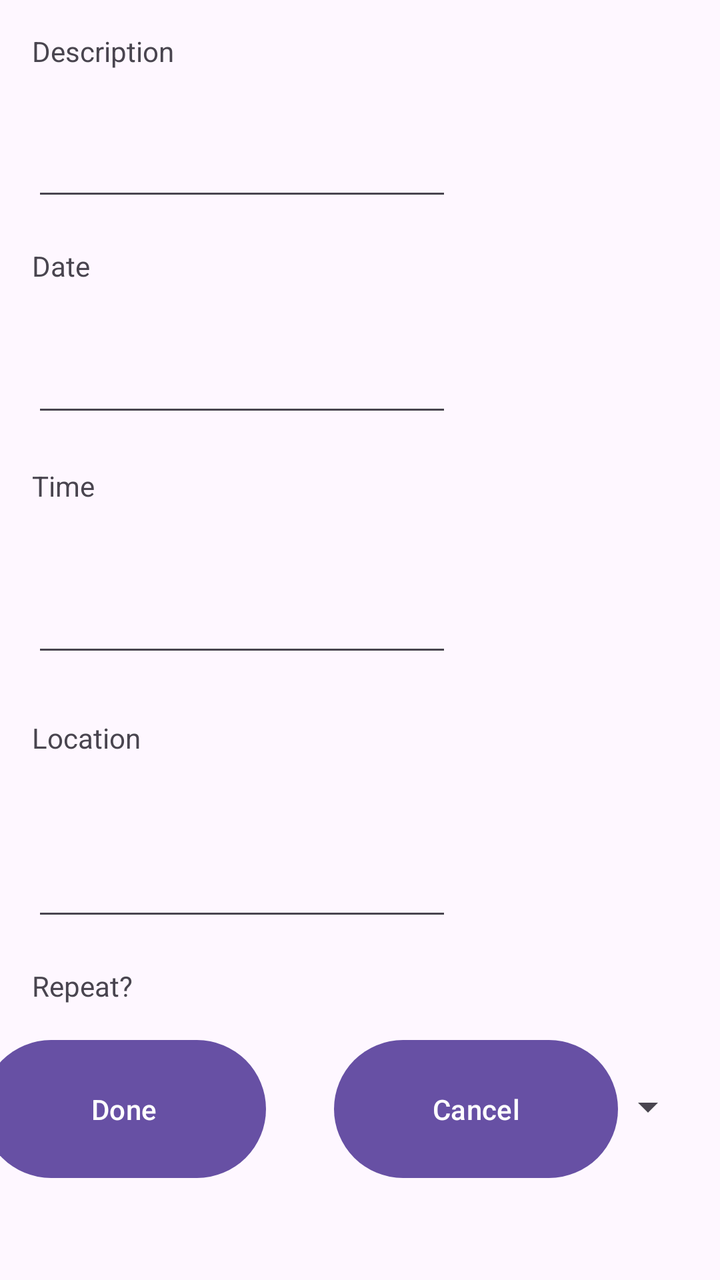
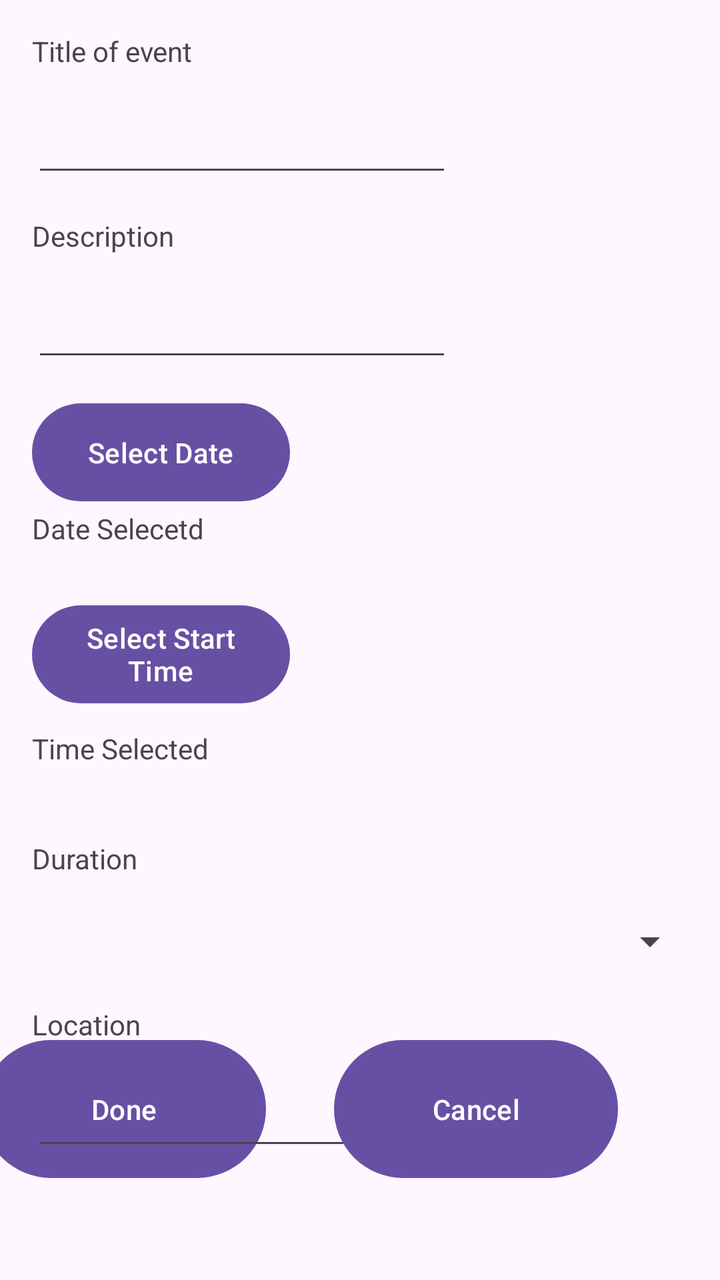

Compare the two renders of this Android layout. The source of the first and the diff that turns it into the second are given below.
<!-- AndroidManifest.xml: application theme Theme.AppInterface1 -->
<!-- res/layout/activity_set_reminders.xml -->
<?xml version="1.0" encoding="utf-8"?>
<androidx.constraintlayout.widget.ConstraintLayout xmlns:android="http://schemas.android.com/apk/res/android"
    xmlns:app="http://schemas.android.com/apk/res-auto"
    xmlns:tools="http://schemas.android.com/tools"
    android:id="@+id/main"
    android:layout_width="match_parent"
    android:layout_height="match_parent"
    tools:context=".setReminders">

  <Button
      android:id="@+id/btnDone"
      android:layout_width="142dp"
      android:layout_height="77dp"
      android:layout_marginStart="16dp"
      android:layout_marginEnd="60dp"
      android:layout_marginBottom="47dp"
      android:onClick="done"
      android:text="Done"
      app:layout_constraintBottom_toBottomOf="parent"
      app:layout_constraintEnd_toStartOf="@+id/btnCancel"
      app:layout_constraintStart_toStartOf="parent" />

  <EditText
      android:id="@+id/uiDate"
      android:layout_width="wrap_content"
      android:layout_height="wrap_content"
      android:layout_marginStart="16dp"
      android:layout_marginTop="172dp"
      android:ems="10"
      app:layout_constraintStart_toStartOf="parent"
      app:layout_constraintTop_toTopOf="parent" />

  <EditText
      android:id="@+id/uiDescription"
      android:layout_width="wrap_content"
      android:layout_height="wrap_content"
      android:layout_marginStart="16dp"
      android:layout_marginTop="12dp"
      android:ems="10"
      app:layout_constraintStart_toStartOf="parent"
      app:layout_constraintTop_toBottomOf="@+id/textDescription" />

  <EditText
      android:id="@+id/uiTime"
      android:layout_width="wrap_content"
      android:layout_height="wrap_content"
      android:layout_marginStart="16dp"
      android:layout_marginTop="292dp"
      android:ems="10"
      app:layout_constraintStart_toStartOf="parent"
      app:layout_constraintTop_toTopOf="parent" />

  <EditText
      android:id="@+id/uiLocation"
      android:layout_width="wrap_content"
      android:layout_height="wrap_content"
      android:layout_marginStart="16dp"
      android:layout_marginTop="424dp"
      android:ems="10"
      app:layout_constraintStart_toStartOf="parent"
      app:layout_constraintTop_toTopOf="parent" />

  <TextView
      android:id="@+id/textDescription"
      android:layout_width="218dp"
      android:layout_height="36dp"
      android:layout_marginStart="16dp"
      android:layout_marginTop="16dp"
      android:text="Description"
      app:layout_constraintStart_toStartOf="parent"
      app:layout_constraintTop_toTopOf="parent" />

  <TextView
      android:id="@+id/textDate"
      android:layout_width="218dp"
      android:layout_height="36dp"
      android:layout_marginStart="16dp"
      android:layout_marginTop="18dp"
      android:text="Date"
      app:layout_constraintStart_toStartOf="parent"
      app:layout_constraintTop_toBottomOf="@+id/uiDescription" />

  <TextView
      android:id="@+id/textTime"
      android:layout_width="218dp"
      android:layout_height="36dp"
      android:layout_marginStart="16dp"
      android:layout_marginTop="20dp"
      android:text="Time"
      app:layout_constraintStart_toStartOf="parent"
      app:layout_constraintTop_toBottomOf="@+id/uiDate" />

  <TextView
      android:id="@+id/textLocation"
      android:layout_width="218dp"
      android:layout_height="36dp"
      android:layout_marginStart="16dp"
      android:layout_marginTop="26dp"
      android:text="Location"
      app:layout_constraintStart_toStartOf="parent"
      app:layout_constraintTop_toBottomOf="@+id/uiTime" />

  <TextView
      android:id="@+id/textRepeat"
      android:layout_width="106dp"
      android:layout_height="29dp"
      android:layout_marginStart="16dp"
      android:layout_marginTop="18dp"
      android:text="Repeat?"
      app:layout_constraintStart_toStartOf="parent"
      app:layout_constraintTop_toBottomOf="@+id/uiLocation" />

  <Spinner
      android:id="@+id/dropdownRepeat"
      android:layout_width="333dp"
      android:layout_height="26dp"
      android:layout_marginStart="15dp"
      android:layout_marginTop="28dp"
      android:spinnerMode="dropdown"
      app:layout_constraintStart_toStartOf="parent"
      app:layout_constraintTop_toBottomOf="@+id/textRepeat" />

  <Button
      android:id="@+id/btnCancel"
      android:layout_width="142dp"
      android:layout_height="77dp"
      android:layout_marginEnd="51dp"
      android:layout_marginBottom="47dp"
      android:onClick="cancel"
      android:text="Cancel"
      app:layout_constraintBottom_toBottomOf="parent"
      app:layout_constraintEnd_toEndOf="parent" />

</androidx.constraintlayout.widget.ConstraintLayout>
<!-- resources referenced by this layout -->
<resources>
  <style name="Theme.AppInterface1" parent="Base.Theme.AppInterface1" />
  <style name="Base.Theme.AppInterface1" parent="Theme.Material3.DayNight.NoActionBar">
          
          
      </style>
</resources>

<!-- the commit's change to res/layout/activity_set_reminders.xml (unified diff, before → after) -->
@@ -21,104 +21,100 @@
       app:layout_constraintStart_toStartOf="parent" />
 
   <EditText
-      android:id="@+id/uiDate"
-      android:layout_width="wrap_content"
-      android:layout_height="wrap_content"
-      android:layout_marginStart="16dp"
-      android:layout_marginTop="172dp"
-      android:ems="10"
-      app:layout_constraintStart_toStartOf="parent"
-      app:layout_constraintTop_toTopOf="parent" />
-
-  <EditText
       android:id="@+id/uiDescription"
       android:layout_width="wrap_content"
       android:layout_height="wrap_content"
       android:layout_marginStart="16dp"
-      android:layout_marginTop="12dp"
       android:ems="10"
       app:layout_constraintStart_toStartOf="parent"
       app:layout_constraintTop_toBottomOf="@+id/textDescription" />
 
   <EditText
-      android:id="@+id/uiTime"
+      android:id="@+id/uiTitle"
       android:layout_width="wrap_content"
       android:layout_height="wrap_content"
       android:layout_marginStart="16dp"
-      android:layout_marginTop="292dp"
       android:ems="10"
       app:layout_constraintStart_toStartOf="parent"
-      app:layout_constraintTop_toTopOf="parent" />
+      app:layout_constraintTop_toBottomOf="@+id/textTitle" />
 
   <EditText
       android:id="@+id/uiLocation"
       android:layout_width="wrap_content"
       android:layout_height="wrap_content"
       android:layout_marginStart="16dp"
-      android:layout_marginTop="424dp"
       android:ems="10"
       app:layout_constraintStart_toStartOf="parent"
-      app:layout_constraintTop_toTopOf="parent" />
+      app:layout_constraintTop_toBottomOf="@+id/textLocation" />
 
   <TextView
       android:id="@+id/textDescription"
       android:layout_width="218dp"
       android:layout_height="36dp"
       android:layout_marginStart="16dp"
+      android:layout_marginTop="15dp"
+      android:text="Description"
+      app:layout_constraintStart_toStartOf="parent"
+      app:layout_constraintTop_toBottomOf="@+id/uiTitle" />
+
+  <TextView
+      android:id="@+id/textTitle"
+      android:layout_width="218dp"
+      android:layout_height="36dp"
+      android:layout_marginStart="16dp"
       android:layout_marginTop="16dp"
-      android:text="Description"
+      android:text="Title of event"
       app:layout_constraintStart_toStartOf="parent"
       app:layout_constraintTop_toTopOf="parent" />
 
   <TextView
-      android:id="@+id/textDate"
+      android:id="@+id/textDateSelected"
       android:layout_width="218dp"
       android:layout_height="36dp"
       android:layout_marginStart="16dp"
-      android:layout_marginTop="18dp"
-      android:text="Date"
+      android:text="Date Selecetd"
       app:layout_constraintStart_toStartOf="parent"
-      app:layout_constraintTop_toBottomOf="@+id/uiDescription" />
+      app:layout_constraintTop_toBottomOf="@+id/uiSelectDate" />
 
   <TextView
-      android:id="@+id/textTime"
-      android:layout_width="218dp"
+      android:id="@+id/textTimeStartSelected"
+      android:layout_width="160dp"
       android:layout_height="36dp"
       android:layout_marginStart="16dp"
-      android:layout_marginTop="20dp"
-      android:text="Time"
+      android:layout_marginTop="9dp"
+      android:text="Time Selected"
       app:layout_constraintStart_toStartOf="parent"
-      app:layout_constraintTop_toBottomOf="@+id/uiDate" />
+      app:layout_constraintTop_toBottomOf="@+id/uiSelectStartTime" />
 
   <TextView
       android:id="@+id/textLocation"
       android:layout_width="218dp"
       android:layout_height="36dp"
       android:layout_marginStart="16dp"
-      android:layout_marginTop="26dp"
+      android:layout_marginTop="19dp"
       android:text="Location"
       app:layout_constraintStart_toStartOf="parent"
-      app:layout_constraintTop_toBottomOf="@+id/uiTime" />
+      app:layout_constraintTop_toBottomOf="@+id/dropdownDuration" />
 
   <TextView
-      android:id="@+id/textRepeat"
+      android:id="@+id/textDuration"
       android:layout_width="106dp"
       android:layout_height="29dp"
       android:layout_marginStart="16dp"
-      android:layout_marginTop="18dp"
-      android:text="Repeat?"
+      android:layout_marginTop="19dp"
+      android:text="Duration"
       app:layout_constraintStart_toStartOf="parent"
-      app:layout_constraintTop_toBottomOf="@+id/uiLocation" />
+      app:layout_constraintTop_toBottomOf="@+id/textTimeStartSelected" />
 
   <Spinner
-      android:id="@+id/dropdownRepeat"
+      android:id="@+id/dropdownDuration"
       android:layout_width="333dp"
       android:layout_height="26dp"
-      android:layout_marginStart="15dp"
-      android:layout_marginTop="28dp"
+      android:layout_marginStart="16dp"
+      android:layout_marginTop="9dp"
       android:spinnerMode="dropdown"
       app:layout_constraintStart_toStartOf="parent"
-      app:layout_constraintTop_toBottomOf="@+id/textRepeat" />
+      app:layout_constraintTop_toBottomOf="@+id/textDuration" />
 
   <Button
       android:id="@+id/btnCancel"
@@ -131,4 +127,26 @@
       app:layout_constraintBottom_toBottomOf="parent"
       app:layout_constraintEnd_toEndOf="parent" />
 
+  <Button
+      android:id="@+id/uiSelectDate"
+      android:layout_width="129dp"
+      android:layout_height="57dp"
+      android:layout_marginStart="16dp"
+      android:layout_marginTop="12dp"
+      android:onClick="selectDate"
+      android:text="Select Date"
+      app:layout_constraintStart_toStartOf="parent"
+      app:layout_constraintTop_toBottomOf="@+id/uiDescription" />
+
+  <Button
+      android:id="@+id/uiSelectStartTime"
+      android:layout_width="129dp"
+      android:layout_height="57dp"
+      android:layout_marginStart="16dp"
+      android:layout_marginTop="8dp"
+      android:onClick="selectStartTime"
+      android:text="Select Start Time"
+      app:layout_constraintStart_toStartOf="parent"
+      app:layout_constraintTop_toBottomOf="@+id/textDateSelected" />
+
 </androidx.constraintlayout.widget.ConstraintLayout>
